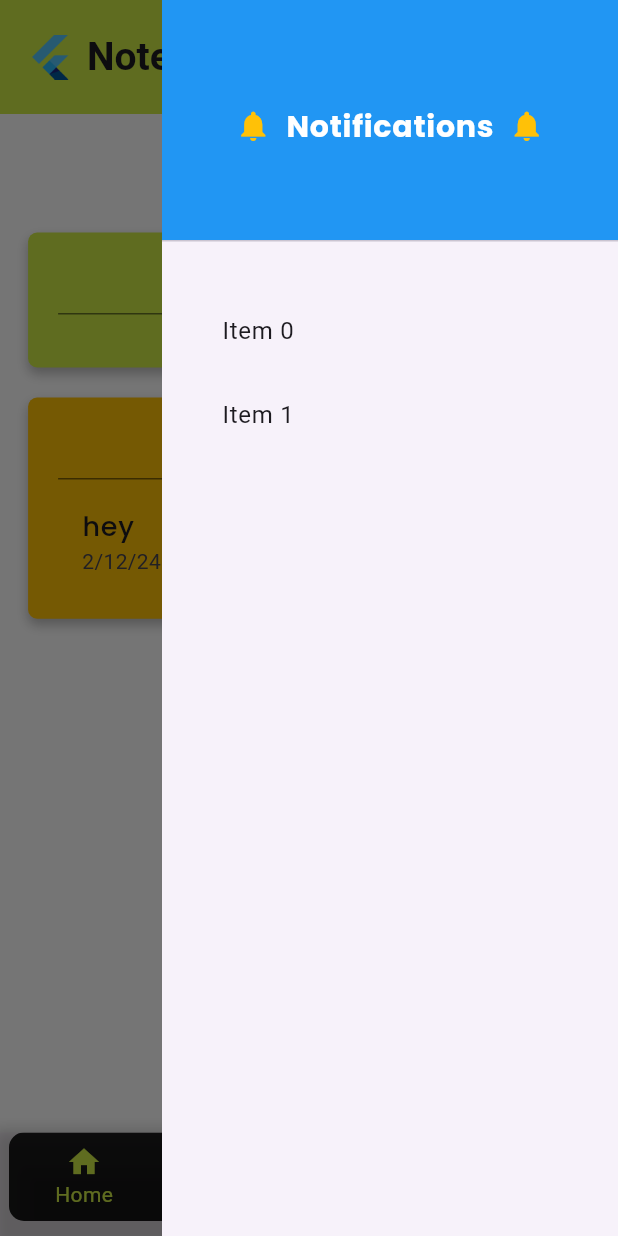
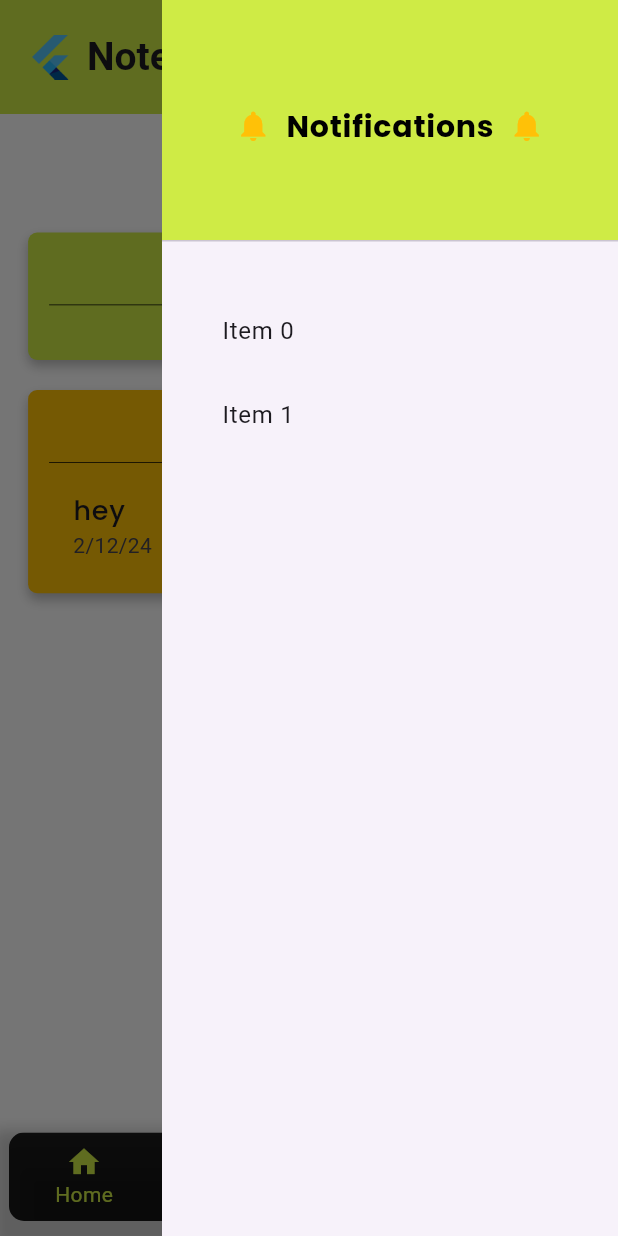
Before and after one commit to fathursyh/pretty_notes, a Flutter app: the MainLayout screen opened by its route, after a tap on the "notifications" icon, on a phone screen of 412 x 824 dp. Run offline on Flutter 3.47's test engine with Material 3 defaults, Android fonts, the phone set to English and light mode, and no system bars; our stand-ins replace firebase_auth, firebase_core, firebase_database, get, google_fonts; accounts and stored records are empty.

Commit message:
update : fix login password error string, add animation between mainlayout widgets

```diff
--- a/lib/presentations/layouts/main_layout.dart
+++ b/lib/presentations/layouts/main_layout.dart
@@ -1,3 +1,4 @@
+import 'dart:async';
 import 'package:flutter/material.dart';
 import 'package:pretty_notes/presentations/pages/home_page.dart';
 import 'package:pretty_notes/presentations/pages/profile_page.dart';
@@ -11,31 +12,41 @@ import 'package:get/get.dart';
 import 'package:pretty_notes/src/setting/custom_colors.dart';
 
 class MainLayout extends StatelessWidget {
-  MainLayout({super.key});
+  const MainLayout({super.key});
+
+  @override
+  Widget build(BuildContext context) {
+    final AppController state = Get.put(AppController());
+    Widget currentWidget = const HomePage();
     Widget currentPage(RxInt index) {
-    Widget currentWidget = const HomePage();
       switch (index.toInt()) {
         case 0:
+          Timer(const Duration(milliseconds: 20), () {
             currentWidget = const HomePage();
+          });
           break;
         case 1:
+          Timer(const Duration(milliseconds: 20), () {
             currentWidget = const SearchPage();
+          });
           break;
         case 2:
+          Timer(const Duration(milliseconds: 20), () {
             currentWidget = const TaskPage();
+          });
           break;
         case 3:
+          Timer(const Duration(milliseconds: 20), () {
             currentWidget = const ProfilePage();
+          });
           break;
       }
       return currentWidget;
     }
 
-  @override
-  Widget build(BuildContext context) {
-    final AppController state = Get.put(AppController());
     return Scaffold(
       key: state.scaffoldKey,
+      backgroundColor: Colors.white,
       appBar: AppBar(
         backgroundColor: CustomColors.primary,
         toolbarHeight: 76,
@@ -57,7 +68,8 @@ class MainLayout extends StatelessWidget {
               },
               icon: const Icon(
                 Icons.notifications,
-                color: Colors.black,
+                color: Colors.black87,
+                size: 26,
               ),
             ),
           ),
@@ -65,7 +77,12 @@ class MainLayout extends StatelessWidget {
       ),
       endDrawer: const NotificationDrawer(),
       body: Obx(
-        () => currentPage(state.navigator),
+        () => AnimatedOpacity(
+          curve: Curves.ease,
+          opacity: state.pageState.value,
+          duration: const Duration(milliseconds: 300),
+          child: currentPage(state.navigator),
+        ),
       ),
       bottomNavigationBar: const BottomAppCustom(),
       floatingActionButtonLocation: FloatingActionButtonLocation.miniEndFloat,
--- a/lib/presentations/pages/home_page.dart
+++ b/lib/presentations/pages/home_page.dart
@@ -4,7 +4,6 @@ import 'package:pretty_notes/presentations/widgets/home.dart';
 
 class HomePage extends StatelessWidget {
   const HomePage({super.key});
-
   @override
   Widget build(BuildContext context) {
     return CustomContainer(
--- a/lib/presentations/widgets/custom/custom_container2.dart
+++ b/lib/presentations/widgets/custom/custom_container2.dart
@@ -15,6 +15,7 @@ class CustomContainer2 extends StatelessWidget {
   @override
   Widget build(BuildContext context) {
     return AnimatedContainer(
+        curve: Curves.easeInOut,
         duration: const Duration(milliseconds: 200),
         width: MediaQuery.of(context).size.width / 1.1,
         constraints: BoxConstraints(
--- a/lib/presentations/widgets/custom/notification_drawer.dart
+++ b/lib/presentations/widgets/custom/notification_drawer.dart
@@ -1,5 +1,6 @@
 import 'package:flutter/material.dart';
 import 'package:google_fonts/google_fonts.dart';
+import 'package:pretty_notes/src/setting/custom_colors.dart';
 
 class NotificationDrawer extends StatelessWidget {
   const NotificationDrawer({super.key});
@@ -14,7 +15,7 @@ class NotificationDrawer extends StatelessWidget {
           DrawerHeader(
             duration: Durations.short1,
             decoration: const BoxDecoration(
-                color: Colors.blue,
+              color: CustomColors.primary,
             ),
             child: Center(
               child: Row(
@@ -26,7 +27,7 @@ class NotificationDrawer extends StatelessWidget {
                     'Notifications',
                     style: GoogleFonts.poppins(
                       fontWeight: FontWeight.bold,
-                        color: Colors.white,
+                      color: Colors.black,
                       fontSize: 20,
                     ),
                   ),
@@ -48,6 +49,7 @@ class NotificationDrawer extends StatelessWidget {
             ),
           ),
         ],
-        ));
+      ),
+    );
   }
 }
--- a/lib/presentations/widgets/forms/login_form.dart
+++ b/lib/presentations/widgets/forms/login_form.dart
@@ -54,7 +54,7 @@ class _LoginFormState extends State<LoginForm> {
                     hintStyle: TextStyle(color: Colors.black38)),
                 validator: (String? value) {
                   if (value == null || value.isEmpty) {
-                    return 'Name is required.';
+                    return 'Password is required.';
                   }
                   return null;
                 },
--- a/lib/presentations/widgets/home.dart
+++ b/lib/presentations/widgets/home.dart
@@ -22,7 +22,9 @@ class Home extends StatelessWidget {
               fontSize: 20,
             ),
           ),
-          Text(app.fullDate.split(',')[1]),
+          Text(
+            app.fullDate.split(',')[1],
+          ),
           const SizedBox(height: 10),
           HomeContainer.task(
             app.tasks,
@@ -39,7 +41,7 @@ class Home extends StatelessWidget {
                 app.notes,
                 boxTitle: 'Notes',
                 boxColor: Colors.amber,
-                maxHeight: app.isNotesShown.value ? 220 : 90,
+                maxHeight: app.isNotesShown.value ? 220 : 85,
               ),
             ),
           ),
--- a/lib/presentations/widgets/home/home_container.dart
+++ b/lib/presentations/widgets/home/home_container.dart
@@ -28,11 +28,11 @@ class HomeContainer extends StatelessWidget {
   @override
   Widget build(BuildContext context) {
     return CustomContainer2(
-      minHeight: 90,
+      minHeight: 85,
       maxHeight: maxHeight,
       color: boxColor,
       child: Padding(
-        padding: const EdgeInsets.all(20.0),
+        padding: const EdgeInsets.all(14.0),
         child: Column(
           mainAxisSize: MainAxisSize.min,
           children: [
@@ -69,7 +69,9 @@ class HomeContainer extends StatelessWidget {
                       title: Text(
                         '${listData[index]['titles']}',
                         style: GoogleFonts.poppins(
-                            fontSize: 18, fontWeight: FontWeight.w500),
+                          fontSize: 18,
+                          fontWeight: FontWeight.w500,
+                        ),
                       ),
                       subtitle: Text('${listData[index]['descriptions']}'),
                       trailing: type == ContainerType.hasDeadline
--- a/lib/presentations/widgets/navigations/bottom_navbar.dart
+++ b/lib/presentations/widgets/navigations/bottom_navbar.dart
@@ -14,8 +14,9 @@ class _BottomNavigationBarExampleState extends State<BottomAppCustom> {
   final AppController state = Get.put(AppController());
   final AuthController auth = Get.find();
   int _selectedIndex = 0;
-  void _onItemTapped(int index) {
+  void _onItemTapped(int index) async {
     state.navigatorIndex(index);
+    state.showPage();
     setState(() {
       _selectedIndex = index;
     });
@@ -25,14 +26,17 @@ class _BottomNavigationBarExampleState extends State<BottomAppCustom> {
   Widget build(BuildContext context) {
     return Container(
       padding: const EdgeInsets.only(bottom: 10, left: 6, right: 6),
-      decoration: BoxDecoration(boxShadow: [
+      decoration: BoxDecoration(
+        color: Colors.transparent,
+        boxShadow: [
           BoxShadow(
             color: Colors.grey.withOpacity(0.5),
             spreadRadius: 5,
             blurRadius: 7,
             offset: const Offset(0, 3),
           )
-      ]),
+        ],
+      ),
       child: Obx(
         () => ClipRRect(
           borderRadius: BorderRadius.circular(10),
--- a/lib/src/controllers/app_controller.dart
+++ b/lib/src/controllers/app_controller.dart
@@ -1,3 +1,4 @@
+import 'dart:async';
 import 'package:flutter/material.dart';
 import 'package:get/get.dart';
 import 'package:intl/intl.dart';
@@ -10,6 +11,16 @@ class AppController extends GetxController {
     _navigator.value = value;
     update();
   }
+
+  final pageState = 1.0.obs;
+
+  void showPage() {
+    pageState.value = 0.0;
+    Timer(const Duration(milliseconds: 80), () {
+      pageState.value = 1.0;
+    });
+  }
+
   // mainApp key
   final scaffoldKey = GlobalKey<ScaffoldState>();
   // DATE
--- a/lib/src/setting/page_names.dart
+++ b/lib/src/setting/page_names.dart
@@ -22,10 +22,6 @@ var pages = [
     page: () => const LandingPage(),
   ),
   GetPage(
-    name: '/',
-    page: () => MainLayout(),
-  ),
-  GetPage(
     name: '/login',
     page: () => const LoginPage(),
   ),
@@ -35,7 +31,7 @@ var pages = [
   ),
   GetPage(
     name: '/home',
-    page: () => MainLayout(),
+    page: () => const MainLayout(),
     middlewares: [
       AuthMiddleware(),
     ],
```
Also changed, not shown: lib/firebase_options.dart (deleted), lib/src/setting/firebase_options.dart. Lines whose indentation alone changed are shown as unchanged.
